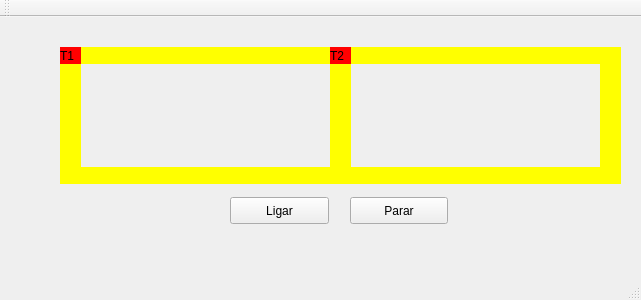
Above: mainwindow.ui from italovieira/trem before the change. Below: the same form after it.
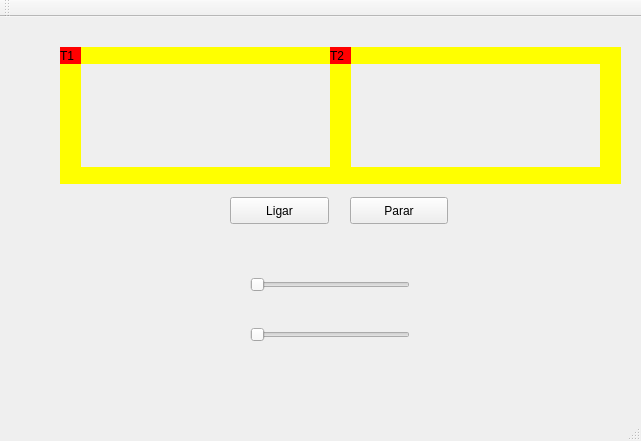
That is the form after the change.

Commit message: Change train speed by a slider

Patch:
```diff
--- a/mainwindow.ui
+++ b/mainwindow.ui
@@ -7,7 +7,7 @@
     <x>0</x>
     <y>0</y>
     <width>641</width>
-    <height>300</height>
+    <height>441</height>
    </rect>
   </property>
   <property name="windowTitle">
@@ -184,6 +184,56 @@
      <string>T2</string>
     </property>
    </widget>
+   <widget class="QSlider" name="sliderT1">
+    <property name="geometry">
+     <rect>
+      <x>250</x>
+      <y>260</y>
+      <width>160</width>
+      <height>16</height>
+     </rect>
+    </property>
+    <property name="maximum">
+     <number>100</number>
+    </property>
+    <property name="value">
+     <number>0</number>
+    </property>
+    <property name="orientation">
+     <enum>Qt::Horizontal</enum>
+    </property>
+    <property name="invertedControls">
+     <bool>false</bool>
+    </property>
+   </widget>
+   <widget class="QSlider" name="sliderT2">
+    <property name="enabled">
+     <bool>true</bool>
+    </property>
+    <property name="geometry">
+     <rect>
+      <x>250</x>
+      <y>310</y>
+      <width>160</width>
+      <height>16</height>
+     </rect>
+    </property>
+    <property name="maximum">
+     <number>100</number>
+    </property>
+    <property name="value">
+     <number>0</number>
+    </property>
+    <property name="orientation">
+     <enum>Qt::Horizontal</enum>
+    </property>
+    <property name="invertedAppearance">
+     <bool>false</bool>
+    </property>
+    <property name="invertedControls">
+     <bool>false</bool>
+    </property>
+   </widget>
    <zorder>label_trilho1</zorder>
    <zorder>label_trilho2</zorder>
    <zorder>label_trilho3</zorder>
```
Left out of the diff: 4 changed lines with no effect on the pictures. The commit also changes 4 other files.
